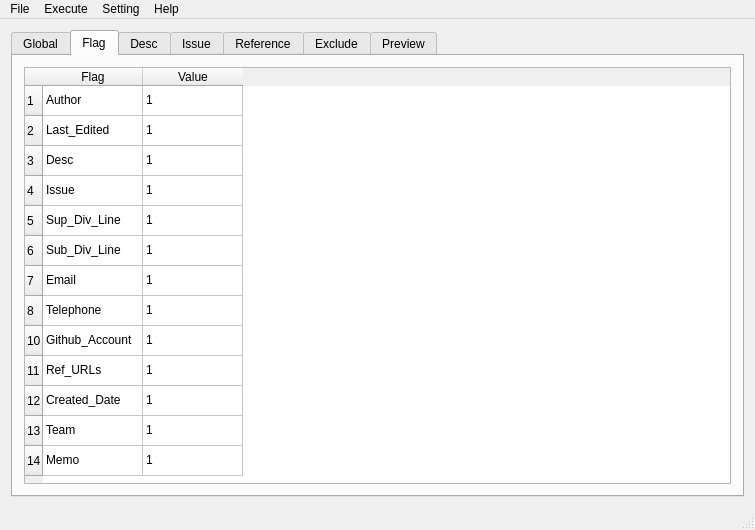
Above: Symmary Commenter/mainwindow.ui from jopemachine-playground/Summary-Commenter before the change. Below: the same form after it.
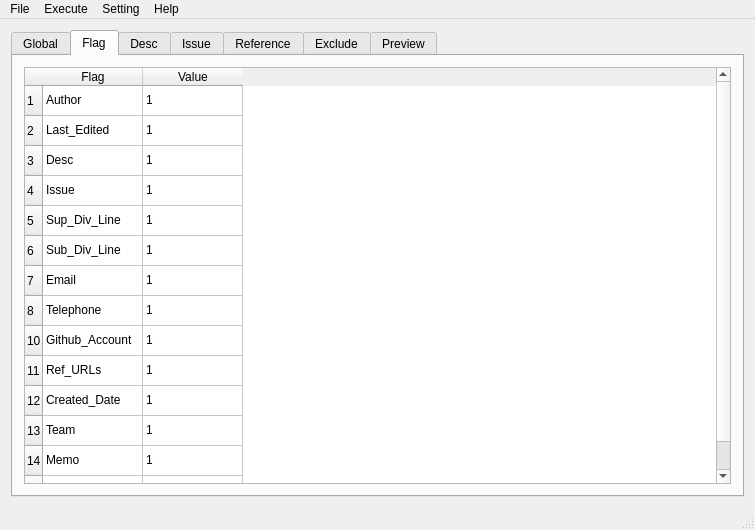
That is the form after the change. The open tabs and pages were chosen to show the change. Icons and pictures are not drawn.

What changed in the file:
```diff
--- a/Symmary Commenter/mainwindow.ui
+++ b/Symmary Commenter/mainwindow.ui
@@ -463,6 +463,11 @@
               <string>14</string>
              </property>
             </row>
+            <row>
+             <property name="text">
+              <string>15</string>
+             </property>
+            </row>
             <column>
              <property name="text">
               <string>Flag</string>
@@ -603,6 +608,16 @@
               <string>1</string>
              </property>
             </item>
+            <item row="13" column="0">
+             <property name="text">
+              <string>File_Name</string>
+             </property>
+            </item>
+            <item row="13" column="1">
+             <property name="text">
+              <string>1</string>
+             </property>
+            </item>
            </widget>
           </item>
          </layout>
```
Left out of the diff: 2 changed lines with no effect on the pictures.
